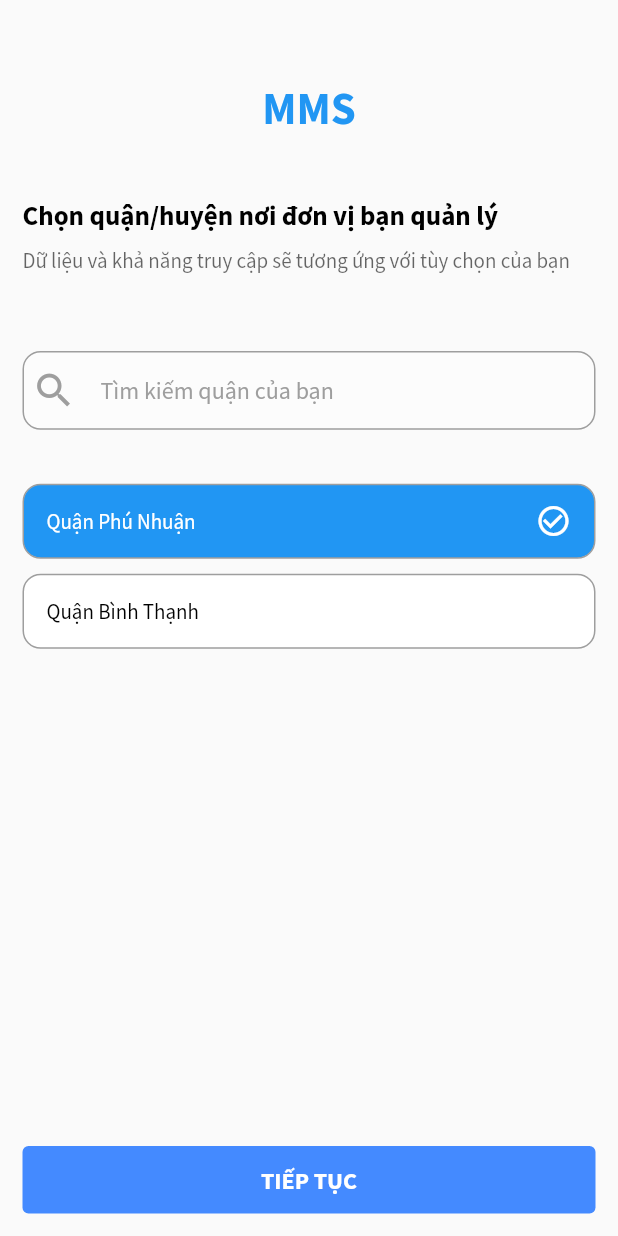
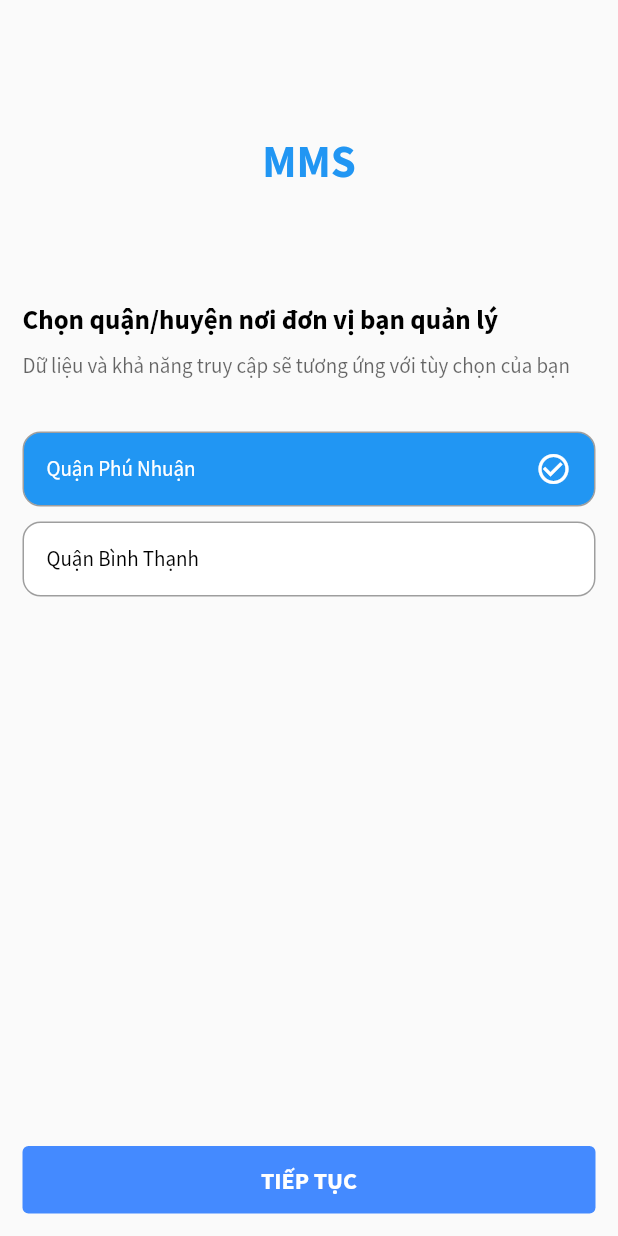
Before and after one commit to polo33333/mms_app, a Flutter app: the SelectDistrictPage screen opened by its route, on a phone screen of 412 x 824 dp. Run offline on Flutter 3.47's test engine with Material 2 defaults, Android fonts, the phone set to English and light mode, and no system bars; our stand-ins replace carousel_slider, flutter_svg, page_transition, shared_preferences; accounts and stored records are empty.

Commit message:
edit onboarding

```diff
--- a/lib/modules/auth/onboarding_page.dart
+++ b/lib/modules/auth/onboarding_page.dart
@@ -40,7 +40,7 @@ class _OnBoardingPageState extends State<OnBoardingPage> {
               width: 280,
             ),
             Spacer(),
-            Text('Quản lý chợ - Kinh tế',
+            Text('Quản lý chợ - Phòng Kinh Tế',
                 textAlign: TextAlign.center,
                 style: TextStyle(
                   fontWeight: FontWeight.bold,
@@ -52,7 +52,7 @@ class _OnBoardingPageState extends State<OnBoardingPage> {
             Container(
               padding: EdgeInsets.fromLTRB(10, 0, 10, 0),
               child: Text(
-                  "Hỗ trợ quản lý - tra cứu thông tin tổng quát của chợ, hợp đồng, điểm kinh doanh, thương nhân...",
+                  "Quản lý và tra cứu thông tin chung của chợ, điểm kinh doanh, thương nhân, hợp đồng thương nhân, hợp đồng thầu chợ.",
                   textAlign: TextAlign.center,
                   style: TextStyle(
                     height: 2,
--- a/lib/modules/auth/selectDistrict_page.dart
+++ b/lib/modules/auth/selectDistrict_page.dart
@@ -77,102 +77,104 @@ class _SelectDistrictPageState extends State<SelectDistrictPage> {
                   ),
                 ),
               ),
-              Spacer(),
-              Container(
-                margin: EdgeInsets.all(15),
-                padding: EdgeInsets.symmetric(
-                  horizontal: 5,
-                  vertical: 5 / 4, // 5 top and bottom
-                ),
-                decoration: BoxDecoration(
-                  color: Colors.white.withOpacity(0.4),
-                  border: Border.all(color: Colors.grey, width: 1),
-                  borderRadius: BorderRadius.circular(12),
-                ),
-                child: TextField(
-                  controller: _controller,
-                  onChanged: onSearchTextChanged,
-                  decoration: InputDecoration(
-                    focusedBorder: InputBorder.none,
-                    enabledBorder: InputBorder.none,
-                    icon: Icon(
-                      Icons.search,
-                      color: Colors.grey,
-                      size: 30.0,
-                    ),
-                    hintText: 'Tìm kiếm quận của bạn',
-                    hintStyle: TextStyle(color: Colors.grey),
-                  ),
-                ),
-              ),
+              // Spacer(),
+              // Container(
+              //   margin: EdgeInsets.all(15),
+              //   padding: EdgeInsets.symmetric(
+              //     horizontal: 5,
+              //     vertical: 5 / 4, // 5 top and bottom
+              //   ),
+              //   decoration: BoxDecoration(
+              //     color: Colors.white.withOpacity(0.4),
+              //     border: Border.all(color: Colors.grey, width: 1),
+              //     borderRadius: BorderRadius.circular(12),
+              //   ),
+              //   child: TextField(
+              //     controller: _controller,
+              //     onChanged: onSearchTextChanged,
+              //     decoration: InputDecoration(
+              //       focusedBorder: InputBorder.none,
+              //       enabledBorder: InputBorder.none,
+              //       icon: Icon(
+              //         Icons.search,
+              //         color: Colors.grey,
+              //         size: 30.0,
+              //       ),
+              //       hintText: 'Tìm kiếm quận của bạn',
+              //       hintStyle: TextStyle(color: Colors.grey),
+              //     ),
+              //   ),
+              // ),
               SizedBox(
-                height: 16,
+                height: 30,
               ),
               Container(
                   height: defaultLoginSize / 5 * 3,
-                  child: _searchResult.length != 0 ||
-                          _controller.text.isNotEmpty
-                      ? ListView.builder(
-                          physics: BouncingScrollPhysics(),
-                          itemCount: _searchResult.length,
-                          itemBuilder: (context, index) {
-                            return Container(
-                              decoration: BoxDecoration(
-                                color: _searchResult[index].isSelected == true
-                                    ? Colors.blue
-                                    : Colors.white,
-                                border: Border.all(
-                                  color: Colors.grey,
-                                  width: 1,
-                                ),
-                                borderRadius: BorderRadius.circular(12),
-                              ),
-                              padding: EdgeInsets.fromLTRB(15, 0, 15, 0),
-                              margin: EdgeInsets.fromLTRB(15, 5, 15, 5),
-                              height: 50,
-                              width: MediaQuery.of(context).size.width * 0.8,
-                              child: InkWell(
-                                onTap: () => {
-                                  setState(() {
-                                    _searchResult.forEach((element) {
-                                      element.isSelected = false;
-                                    });
-                                    _districtList.forEach((el) {
-                                      el.isSelected = false;
-                                      if (el.id == _searchResult[index].id)
-                                        el.isSelected = true;
-                                    });
-                                    _searchResult[index].isSelected = true;
-                                  })
-                                },
-                                child: Row(
-                                  crossAxisAlignment: CrossAxisAlignment.center,
-                                  mainAxisAlignment:
-                                      MainAxisAlignment.spaceBetween,
-                                  children: [
-                                    Text(
-                                      _searchResult[index].name,
-                                      style: TextStyle(
-                                        color:
-                                            _searchResult[index].isSelected ==
-                                                    true
-                                                ? Colors.white
-                                                : Colors.black,
-                                      ),
-                                    ),
-                                    _searchResult[index].isSelected == true
-                                        ? Icon(
-                                            Icons.check_circle_outline,
-                                            color: Colors.white,
-                                          )
-                                        : Container(),
-                                  ],
-                                ),
-                              ),
-                            );
-                          },
-                        )
-                      : ListView.builder(
+                  child:
+                  // _searchResult.length != 0 ||
+                  //         _controller.text.isNotEmpty
+                  //     ? ListView.builder(
+                  //         physics: BouncingScrollPhysics(),
+                  //         itemCount: _searchResult.length,
+                  //         itemBuilder: (context, index) {
+                  //           return Container(
+                  //             decoration: BoxDecoration(
+                  //               color: _searchResult[index].isSelected == true
+                  //                   ? Colors.blue
+                  //                   : Colors.white,
+                  //               border: Border.all(
+                  //                 color: Colors.grey,
+                  //                 width: 1,
+                  //               ),
+                  //               borderRadius: BorderRadius.circular(12),
+                  //             ),
+                  //             padding: EdgeInsets.fromLTRB(15, 0, 15, 0),
+                  //             margin: EdgeInsets.fromLTRB(15, 5, 15, 5),
+                  //             height: 50,
+                  //             width: MediaQuery.of(context).size.width * 0.8,
+                  //             child: InkWell(
+                  //               onTap: () => {
+                  //                 setState(() {
+                  //                   _searchResult.forEach((element) {
+                  //                     element.isSelected = false;
+                  //                   });
+                  //                   _districtList.forEach((el) {
+                  //                     el.isSelected = false;
+                  //                     if (el.id == _searchResult[index].id)
+                  //                       el.isSelected = true;
+                  //                   });
+                  //                   _searchResult[index].isSelected = true;
+                  //                 })
+                  //               },
+                  //               child: Row(
+                  //                 crossAxisAlignment: CrossAxisAlignment.center,
+                  //                 mainAxisAlignment:
+                  //                     MainAxisAlignment.spaceBetween,
+                  //                 children: [
+                  //                   Text(
+                  //                     _searchResult[index].name,
+                  //                     style: TextStyle(
+                  //                       color:
+                  //                           _searchResult[index].isSelected ==
+                  //                                   true
+                  //                               ? Colors.white
+                  //                               : Colors.black,
+                  //                     ),
+                  //                   ),
+                  //                   _searchResult[index].isSelected == true
+                  //                       ? Icon(
+                  //                           Icons.check_circle_outline,
+                  //                           color: Colors.white,
+                  //                         )
+                  //                       : Container(),
+                  //                 ],
+                  //               ),
+                  //             ),
+                  //           );
+                  //         },
+                  //       )
+                  //     :
+                  ListView.builder(
                           physics: BouncingScrollPhysics(),
                           itemCount: _districtList.length,
                           itemBuilder: (context, index) {
```
